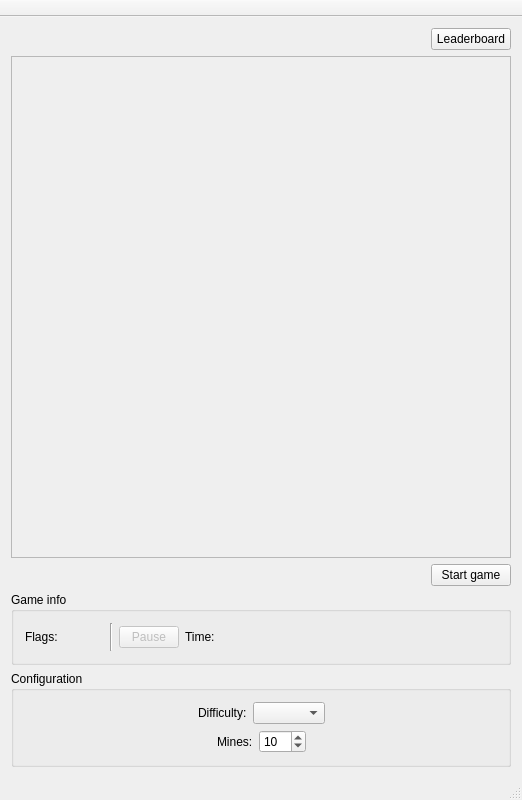
Above: game_gui.ui from pavolmarak/minesweeper before the change. Below: the same form after it.
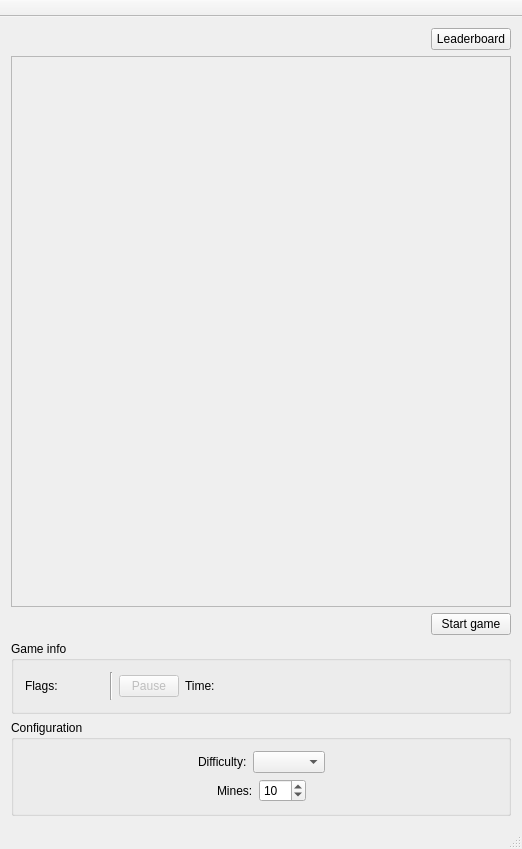
That is the form after the change. Custom widgets are drawn as their Qt base class.

Patch:
```diff
--- a/game_gui.ui
+++ b/game_gui.ui
@@ -7,7 +7,7 @@
     <x>0</x>
     <y>0</y>
     <width>522</width>
-    <height>800</height>
+    <height>849</height>
    </rect>
   </property>
   <property name="sizePolicy">
```
